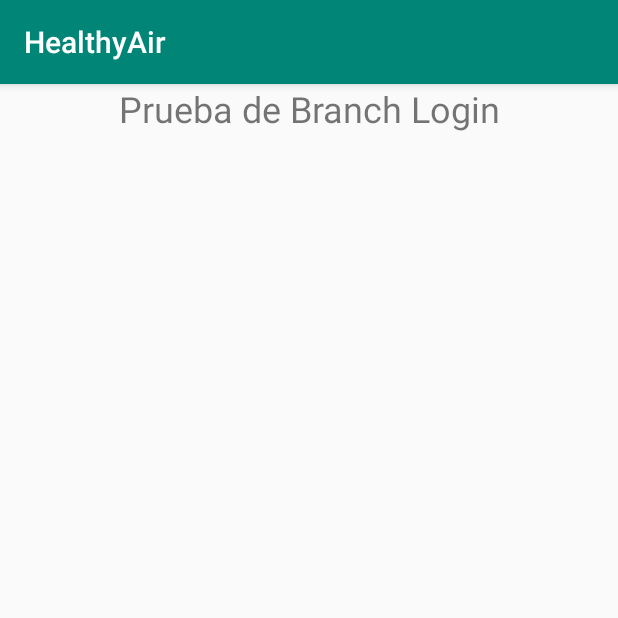
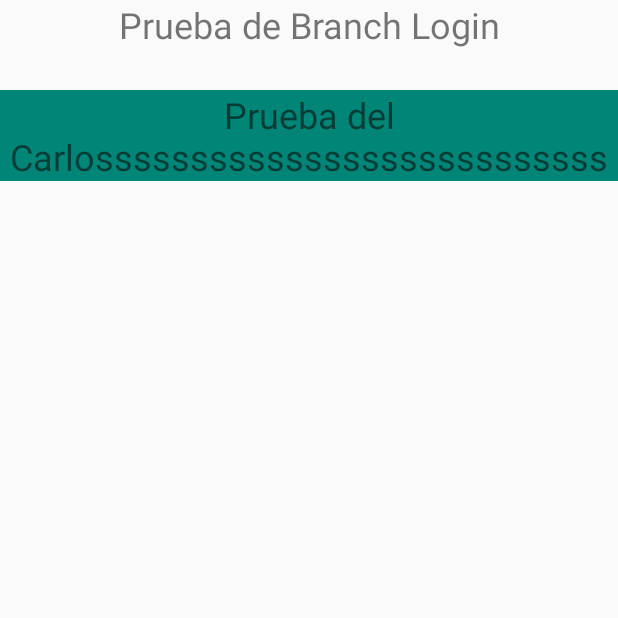
Before and after one commit to CarlosPSDev/AppAndroid_HealthyAir, an Android app: the screen it shows after launch (MainActivity), on a phone screen of 412 x 824 dp, the top half of it. Run offline under Robolectric (Android 15) with nearby library versions, the phone set to English and light mode, and no system bars.

Commit message:
commit carlos

```diff
--- a/app/src/main/java/com/riluca/healthyair/MainActivity.java
+++ b/app/src/main/java/com/riluca/healthyair/MainActivity.java
@@ -2,9 +2,10 @@ package com.riluca.healthyair;
 
 import androidx.appcompat.app.AppCompatActivity;
 
+import android.app.Activity;
 import android.os.Bundle;
 
-public class MainActivity extends AppCompatActivity {
+public class MainActivity extends Activity {
 
     @Override
     protected void onCreate(Bundle savedInstanceState) {
--- a/app/src/main/res/layout/activity_main.xml
+++ b/app/src/main/res/layout/activity_main.xml
@@ -12,4 +12,13 @@
         android:text="@string/tvLogin"
         android:textSize="24sp"
         android:textAlignment="center"/>
+
+    <TextView
+        android:layout_width="match_parent"
+        android:layout_height="wrap_content"
+        android:text="Prueba del Carlosssssssssssssssssssssssssss"
+        android:textSize="24sp"
+        android:layout_marginTop="60dp"
+        android:background="@color/colorPrimary"
+        android:textAlignment="center"/>
 </RelativeLayout>
```
